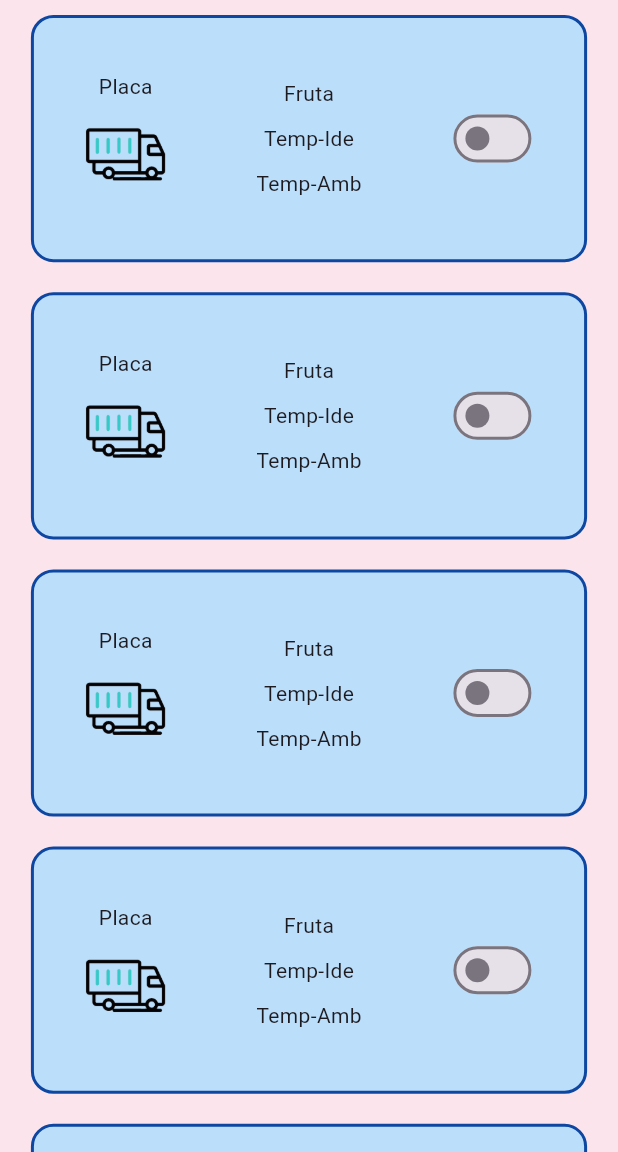
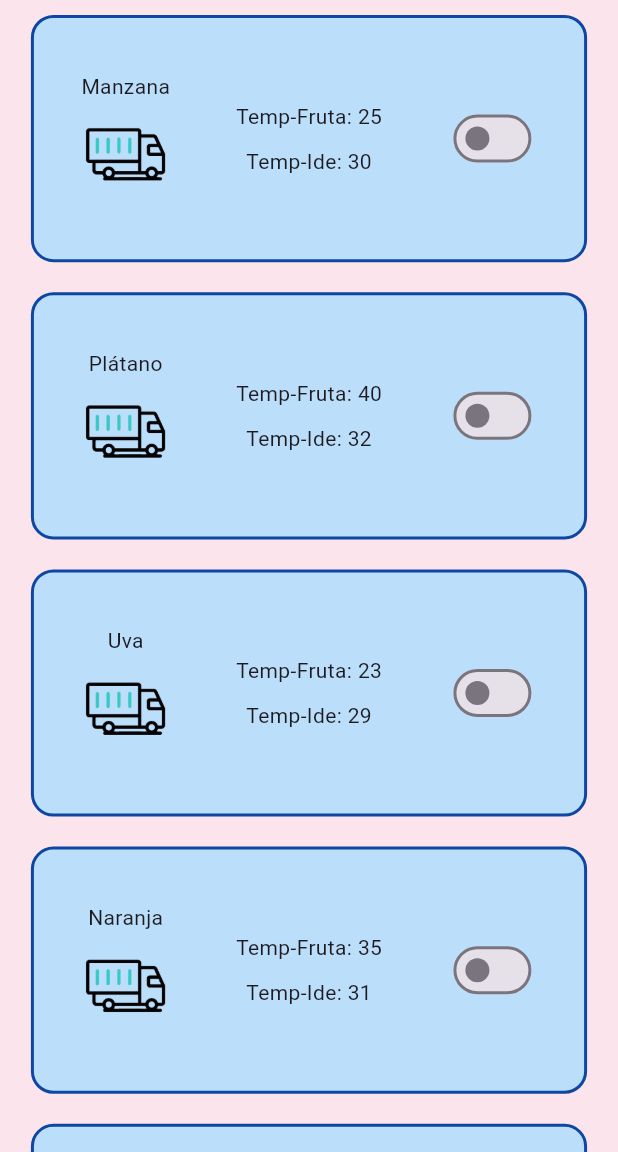
Before and after one commit to Alvaro3435gg/Internet_of_the_things, a Flutter app: the screen it shows after launch, on a phone screen of 412 x 824 dp, the part 84-1236 px from its top. Run offline on Flutter 3.47's test engine with Material 3 defaults, Android fonts, the phone set to English and light mode, and no system bars.

Commit message:
name, numbers

```diff
--- a/lib/main.dart
+++ b/lib/main.dart
@@ -27,8 +27,11 @@ class MyHomePage extends StatefulWidget {
 }
 
 class _MyHomePageState extends State<MyHomePage> {
-  // Un estado para cada Switch
+  // Estados independientes para cada Switch y números en la segunda columna
   List<bool> switchValues = List.generate(7, (index) => false);
+  List<String> frutas = ["Manzana", "Plátano", "Uva", "Naranja", "Fresa", "Kiwi", "Pera"];
+  List<int> tempAmb = [25, 40, 23, 35, 26, 24, 42];
+  List<int> tempIde = [30, 32, 29, 31, 28, 27, 30];
 
   @override
   Widget build(BuildContext context) {
@@ -73,7 +76,7 @@ class _MyHomePageState extends State<MyHomePage> {
                         mainAxisAlignment: MainAxisAlignment.center,
                         crossAxisAlignment: CrossAxisAlignment.center,
                         children: [
-                          Text('Placa'),
+                          Text(frutas[index]), // Cambiado el texto a nombres de frutas
                           SizedBox(height: 0.0),
                           Image.asset(
                             'assets/truck3.gif',
@@ -90,11 +93,9 @@ class _MyHomePageState extends State<MyHomePage> {
                         mainAxisAlignment: MainAxisAlignment.center,
                         crossAxisAlignment: CrossAxisAlignment.center,
                         children: [
-                          Text('Fruta'),
+                          Text('Temp-Fruta: ${tempAmb[index]}'), // Cambiado el texto y agregado números
                           SizedBox(height: 10.0),
-                          Text('Temp-Ide'),
-                          SizedBox(height: 10.0),
-                          Text('Temp-Amb'),
+                          Text('Temp-Ide: ${tempIde[index]}'), // Cambiado el texto y agregado números
                         ],
                       ),
                     ),
```
